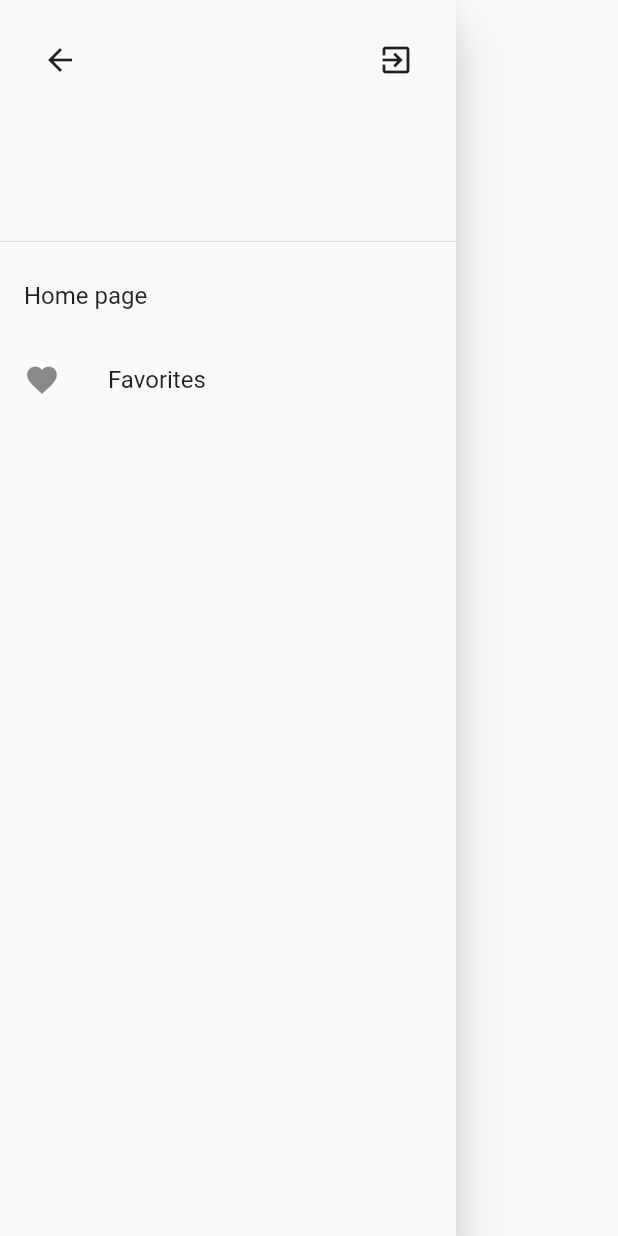
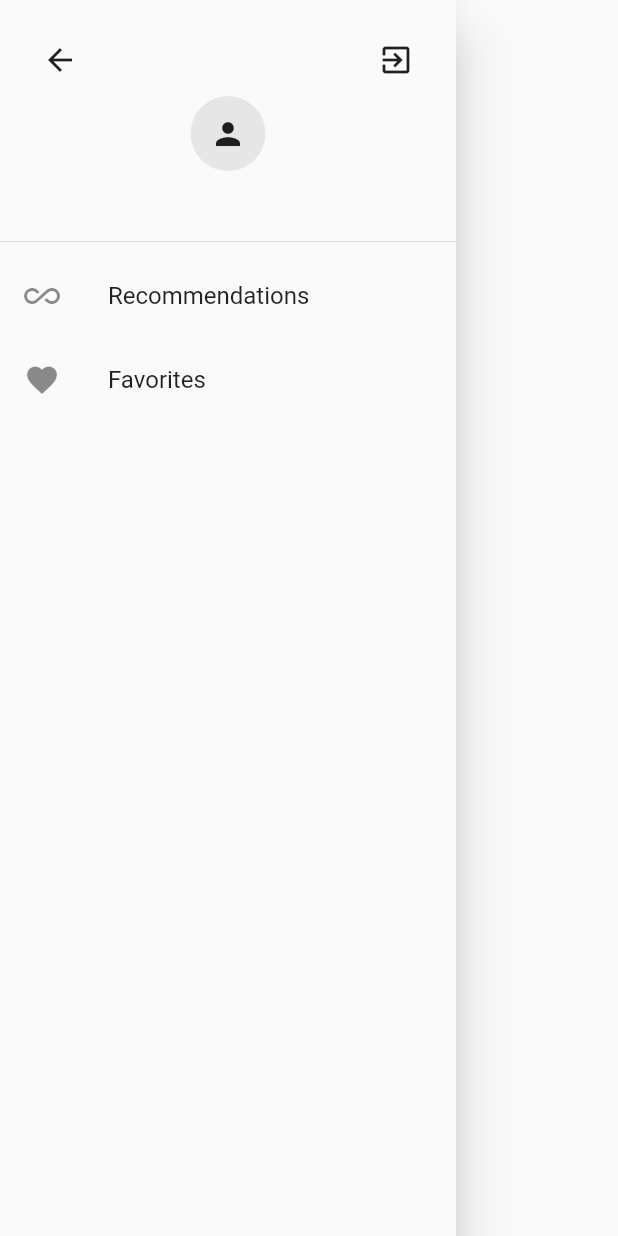
Before and after one commit to chernodub/my-fit-flutter-uni, a Flutter app: the MyFitMainDrawer widget shown alone on an empty page, opened directly, on a phone screen of 412 x 824 dp. Run offline on Flutter 3.47's test engine with Material 2 defaults, Android fonts, the phone set to English and light mode, and no system bars; our stand-ins replace validators; accounts and stored records are empty; network calls fail.

Commit message:
Add profile avatar on drawer menu

```diff
--- a/lib/common/main-drawer.dart
+++ b/lib/common/main-drawer.dart
@@ -1,22 +1,55 @@
 import 'package:flutter/material.dart';
+import 'package:my_fit/models/user.dart';
+import 'package:provider/provider.dart';
 
 class MyFitMainDrawer extends StatelessWidget {
   MyFitMainDrawer(BuildContext context);
 
   @override
   Widget build(BuildContext context) {
-    return Drawer(
-      child: Column(
-        children: <Widget>[
-          _buildDrawerHeader(context),
-          ..._buildNavigationList(context),
-        ],
+    return Consumer<UserModel>(
+      builder: (BuildContext context, UserModel value, Widget child) => Drawer(
+        child: Column(
+          children: <Widget>[
+            _MainDrawerHeader(
+              context: context,
+              user: value.user,
+            ),
+            ..._buildNavigationList(context),
+          ],
+        ),
       ),
     );
   }
 
-  /// Build a header for the drawer.
-  DrawerHeader _buildDrawerHeader(BuildContext context) {
+  /// Build navigation list.
+  List<ListTile> _buildNavigationList(BuildContext context) {
+    return [
+      ListTile(
+        title: Text('Recommendations'),
+        leading: Icon(Icons.all_inclusive),
+        onTap: () => Navigator.of(context).pushReplacementNamed('/'),
+      ),
+      ListTile(
+        title: Text('Favorites'),
+        leading: Icon(Icons.favorite),
+        onTap: () => Navigator.of(context).pushReplacementNamed('/favorites'),
+      )
+    ];
+  }
+}
+
+class _MainDrawerHeader extends StatelessWidget {
+  final BuildContext context;
+  final User user;
+
+  _MainDrawerHeader({
+    @required this.context,
+    this.user,
+  });
+
+  @override
+  Widget build(BuildContext context) {
     return DrawerHeader(
       child: Container(
         child: Column(
@@ -34,24 +67,43 @@ class MyFitMainDrawer extends StatelessWidget {
                 ),
               ],
             ),
+            _ProfileAvatar(user),
           ],
         ),
       ),
     );
   }
+}
 
-  /// Build navigation list.
-  List<ListTile> _buildNavigationList(BuildContext context) {
-    return [
-      ListTile(
-        title: Text('Home page'),
-        onTap: () => Navigator.of(context).pushReplacementNamed('/'),
-      ),
-      ListTile(
-        title: Text('Favorites'),
-        leading: Icon(Icons.favorite),
-        onTap: () => Navigator.of(context).pushReplacementNamed('/favorites'),
-      )
-    ];
+class _ProfileAvatar extends StatelessWidget {
+  final User user;
+  _ProfileAvatar(this.user);
+
+  @override
+  Widget build(BuildContext context) {
+    return Column(
+      mainAxisAlignment: MainAxisAlignment.start,
+      children: <Widget>[
+        Container(
+          child: Icon(
+            Icons.person,
+            color: Theme.of(context).iconTheme.color,
+          ),
+          width: 50,
+          height: 50,
+          decoration: BoxDecoration(
+            color: Theme.of(context).splashColor,
+            borderRadius: BorderRadius.circular(50),
+          ),
+        ),
+        SizedBox(
+          height: 8,
+        ),
+        Text(
+          user != null ? user.email : 'Not logged',
+          overflow: TextOverflow.ellipsis,
+        ),
+      ],
+    );
   }
 }
--- a/lib/models/user.dart
+++ b/lib/models/user.dart
@@ -37,7 +37,7 @@ class UserModel extends ChangeNotifier {
     await Future.delayed(
       Duration(milliseconds: 200),
     );
-
+    _currentUser = User(login, UserMetadata());
     return AuthResult();
   }
 
@@ -48,7 +48,7 @@ class UserModel extends ChangeNotifier {
     await Future.delayed(
       Duration(milliseconds: 200),
     );
-
+    _currentUser = User(login, UserMetadata());
     return AuthResult();
   }
 }
```
